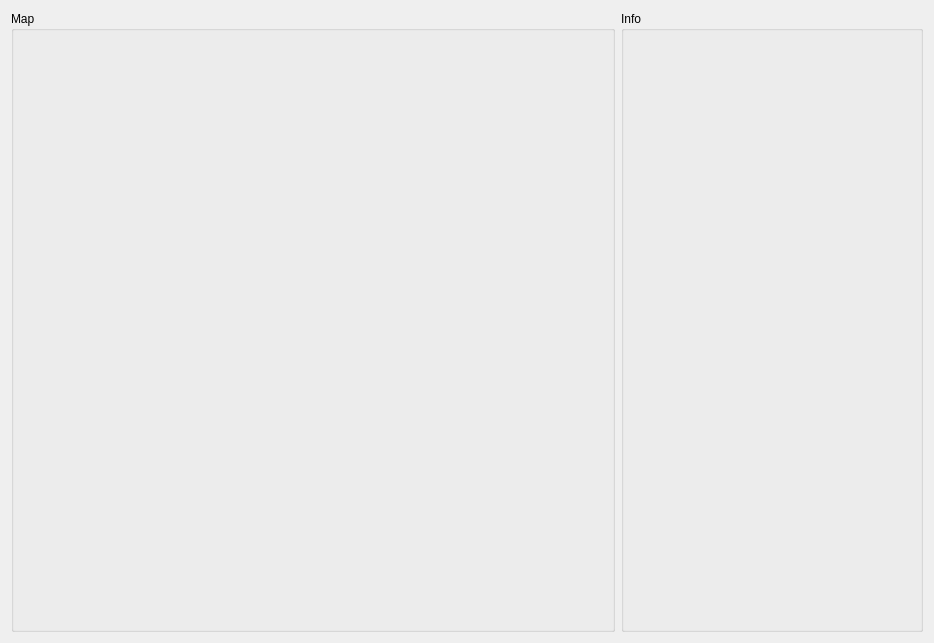
zrmei/GeoTiffTestDemo, file mainwindow.ui: the form before one commit.
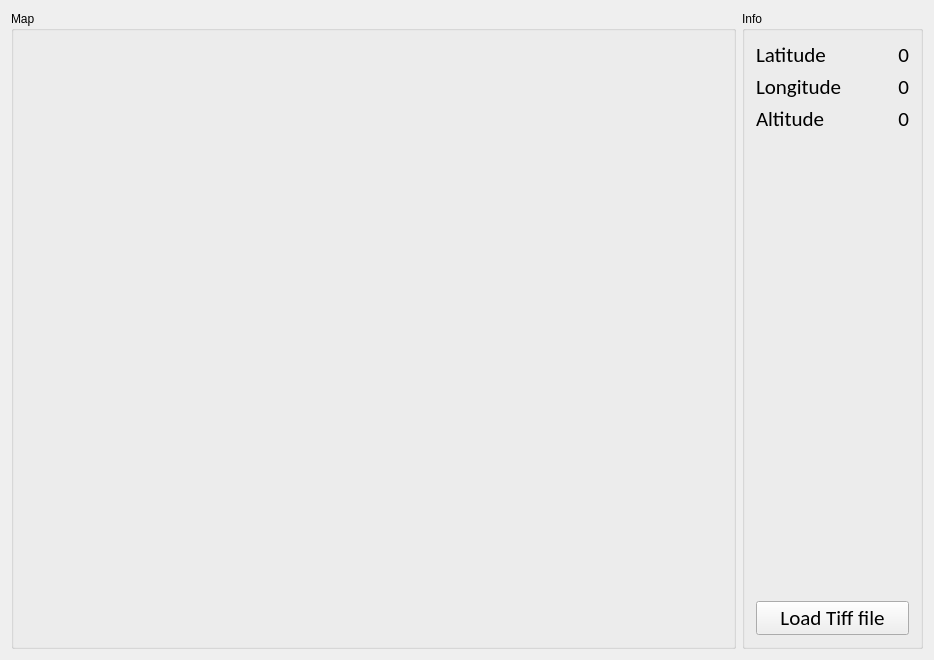
The form after the commit.

The edit to the form file:
```diff
--- a/mainwindow.ui
+++ b/mainwindow.ui
@@ -14,7 +14,7 @@
    <string>GeoTiffTestDemo</string>
   </property>
   <widget class="QWidget" name="centralWidget">
-   <layout class="QHBoxLayout" name="horizontalLayout" stretch="4,2">
+   <layout class="QHBoxLayout" name="horizontalLayout" stretch="4,1">
     <item>
      <widget class="QGroupBox" name="gbMap">
       <property name="title">
@@ -22,7 +22,15 @@
       </property>
       <layout class="QHBoxLayout" name="horizontalLayout_2">
        <item>
-        <widget class="QWidget" name="mapViewContainer" native="true"/>
+        <widget class="QWidget" name="mapViewContainer" native="true">
+         <property name="minimumSize">
+          <size>
+           <width>587</width>
+           <height>593</height>
+          </size>
+         </property>
+         <zorder>gbInfo</zorder>
+        </widget>
        </item>
       </layout>
      </widget>
@@ -32,6 +40,125 @@
       <property name="title">
        <string>Info</string>
       </property>
+      <layout class="QVBoxLayout" name="verticalLayout">
+       <item>
+        <layout class="QGridLayout" name="gridLayout">
+         <item row="0" column="0">
+          <widget class="QLabel" name="label">
+           <property name="font">
+            <font>
+             <family>Calibri</family>
+             <pointsize>16</pointsize>
+            </font>
+           </property>
+           <property name="text">
+            <string>Latitude</string>
+           </property>
+          </widget>
+         </item>
+         <item row="0" column="1">
+          <widget class="QLabel" name="lblLatitude">
+           <property name="font">
+            <font>
+             <family>Calibri</family>
+             <pointsize>16</pointsize>
+            </font>
+           </property>
+           <property name="text">
+            <string>0</string>
+           </property>
+           <property name="alignment">
+            <set>Qt::AlignRight|Qt::AlignTrailing|Qt::AlignVCenter</set>
+           </property>
+          </widget>
+         </item>
+         <item row="1" column="0">
+          <widget class="QLabel" name="label_3">
+           <property name="font">
+            <font>
+             <family>Calibri</family>
+             <pointsize>16</pointsize>
+            </font>
+           </property>
+           <property name="text">
+            <string>Longitude</string>
+           </property>
+          </widget>
+         </item>
+         <item row="1" column="1">
+          <widget class="QLabel" name="lblLongitude">
+           <property name="font">
+            <font>
+             <family>Calibri</family>
+             <pointsize>16</pointsize>
+            </font>
+           </property>
+           <property name="text">
+            <string>0</string>
+           </property>
+           <property name="alignment">
+            <set>Qt::AlignRight|Qt::AlignTrailing|Qt::AlignVCenter</set>
+           </property>
+          </widget>
+         </item>
+         <item row="2" column="0">
+          <widget class="QLabel" name="label_5">
+           <property name="font">
+            <font>
+             <family>Calibri</family>
+             <pointsize>16</pointsize>
+            </font>
+           </property>
+           <property name="text">
+            <string>Altitude</string>
+           </property>
+          </widget>
+         </item>
+         <item row="2" column="1">
+          <widget class="QLabel" name="lblAltitude">
+           <property name="font">
+            <font>
+             <family>Calibri</family>
+             <pointsize>16</pointsize>
+            </font>
+           </property>
+           <property name="text">
+            <string>0</string>
+           </property>
+           <property name="alignment">
+            <set>Qt::AlignRight|Qt::AlignTrailing|Qt::AlignVCenter</set>
+           </property>
+          </widget>
+         </item>
+        </layout>
+       </item>
+       <item>
+        <spacer name="verticalSpacer">
+         <property name="orientation">
+          <enum>Qt::Vertical</enum>
+         </property>
+         <property name="sizeHint" stdset="0">
+          <size>
+           <width>20</width>
+           <height>40</height>
+          </size>
+         </property>
+        </spacer>
+       </item>
+       <item>
+        <widget class="QPushButton" name="pushButton">
+         <property name="font">
+          <font>
+           <family>Calibri</family>
+           <pointsize>16</pointsize>
+          </font>
+         </property>
+         <property name="text">
+          <string>Load Tiff file</string>
+         </property>
+        </widget>
+       </item>
+      </layout>
      </widget>
     </item>
    </layout>
```
